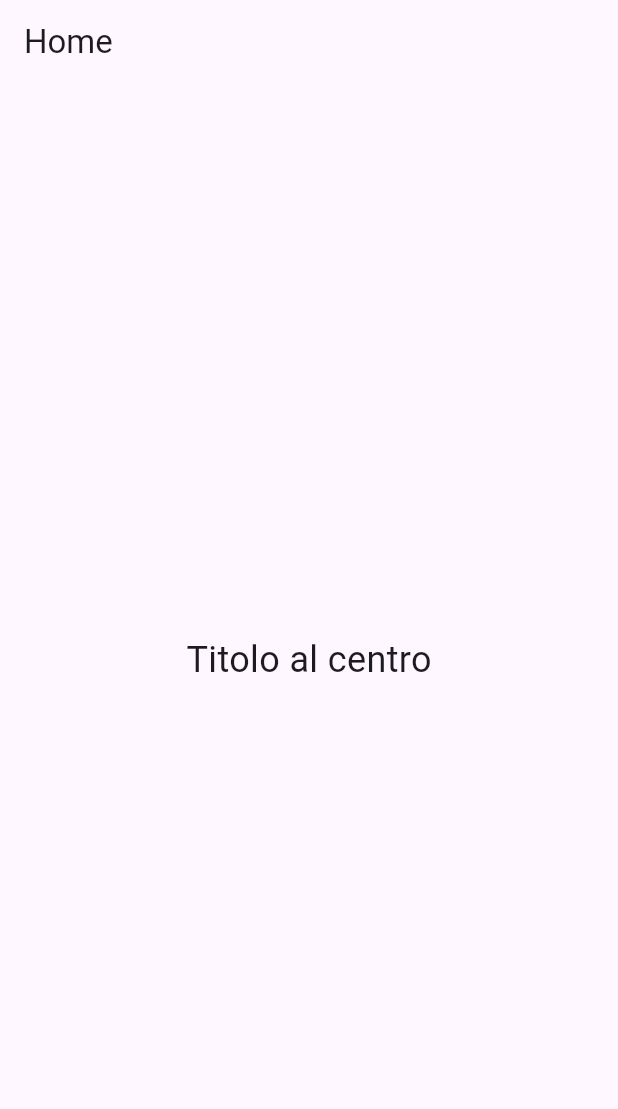
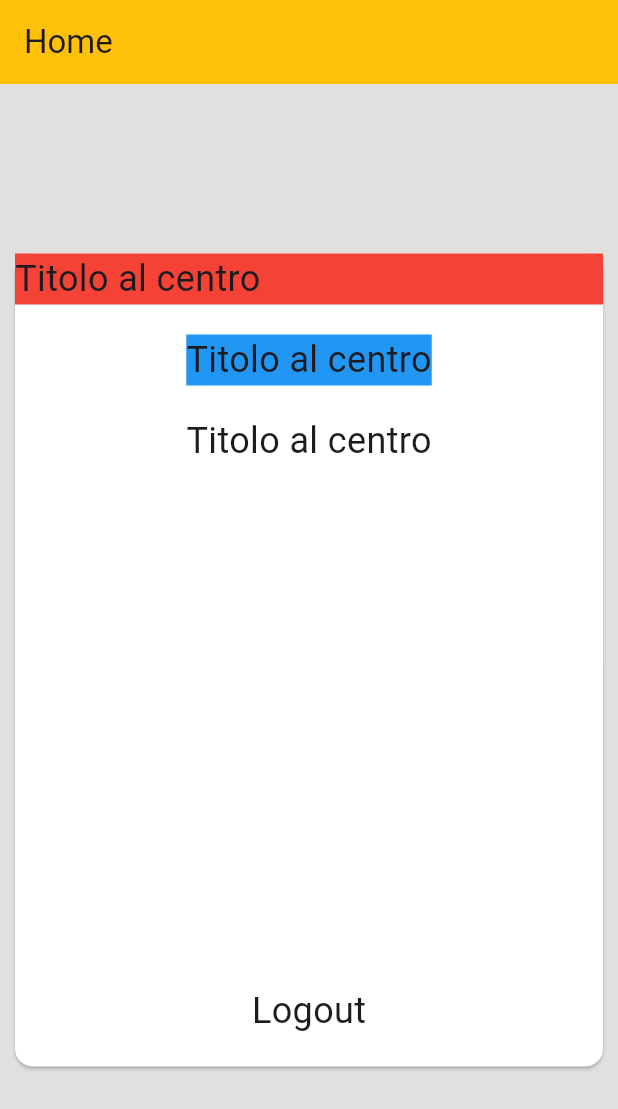
Before and after one commit to java-injection/flutter_lessons, a Flutter app: the screen it shows after launch, on a phone screen of 412 x 824 dp. Shown: the top 1109 px of the screen. Run offline on Flutter 3.47's test engine with Material 3 defaults, Android fonts, the phone set to English and light mode, and no system bars.

Commit message:
spacer and space between

```diff
--- a/lib/pages/home.dart
+++ b/lib/pages/home.dart
@@ -15,12 +15,62 @@ class _HomeState extends State<Home> {
   Widget build(BuildContext context) {
     return Scaffold(
       appBar: AppBar(
+        backgroundColor: Colors.amber,
         title: const Text('Home'),
       ),
-      body: Center(
-        child: Text(
-          title ?? 'Titolo al centro',
-          style: TextStyle(fontSize: 24),
+      body: Container(
+        color: Colors.grey.shade300,
+        child: Center(
+          child: SizedBox(
+            height: 550,
+            width: 400,
+            child: Card(
+              color: Colors.white,
+              child: Center(
+                child: Column(
+                  mainAxisAlignment: MainAxisAlignment.spaceBetween,
+                  crossAxisAlignment: CrossAxisAlignment.center,
+                  children: [
+                    Column(
+                      children: [
+                        Container(
+                          width: double.infinity,
+                          color: Colors.red,
+                          child: Text(
+                            title ?? 'Titolo al centro',
+                            style: TextStyle(fontSize: 24),
+                          ),
+                        ),
+                        SizedBox(height: 20),
+                        Container(
+                          color: Colors.blue,
+                          child: Text(
+                            title ?? 'Titolo al centro',
+                            style: TextStyle(fontSize: 24),
+                          ),
+                        ),
+                        SizedBox(height: 20),
+                        Text(
+                          title ?? 'Titolo al centro',
+                          style: TextStyle(fontSize: 24),
+                        ),
+
+                      ],
+                    ),
+                    Padding(
+                      padding: const EdgeInsets.only(
+                        bottom: 20,
+                      ),
+                      child: Text(
+                        title ?? 'Logout',
+                        style: TextStyle(fontSize: 24),
+                      ),
+                    ),
+                  ],
+                ),
+              ),
+            ),
+          ),
         ),
       ),
     );
```
